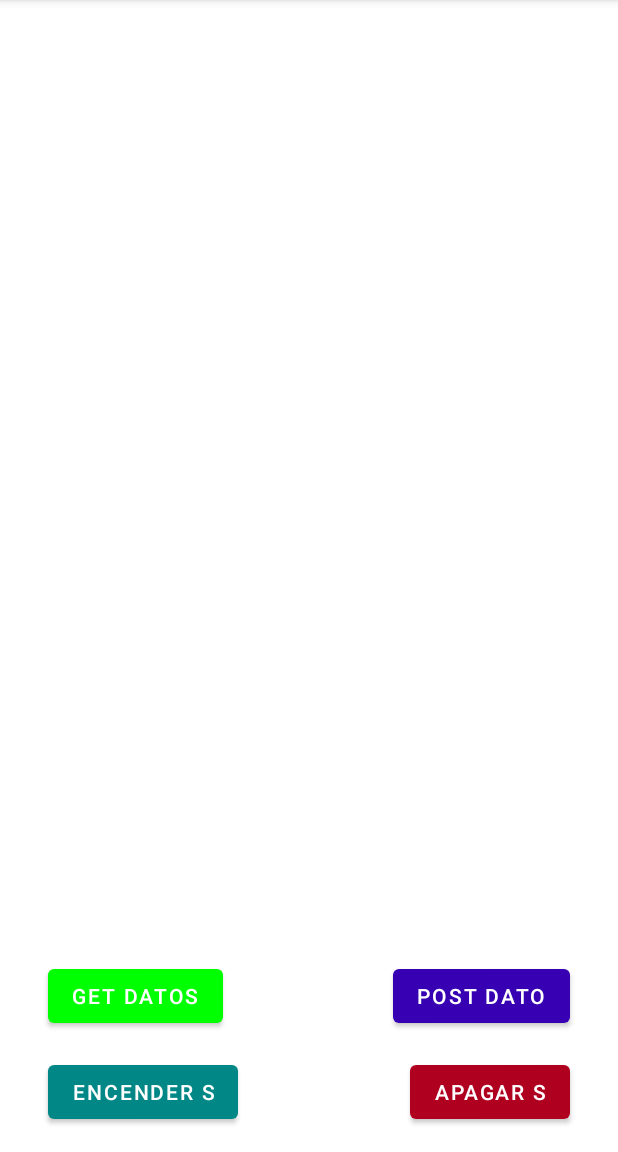
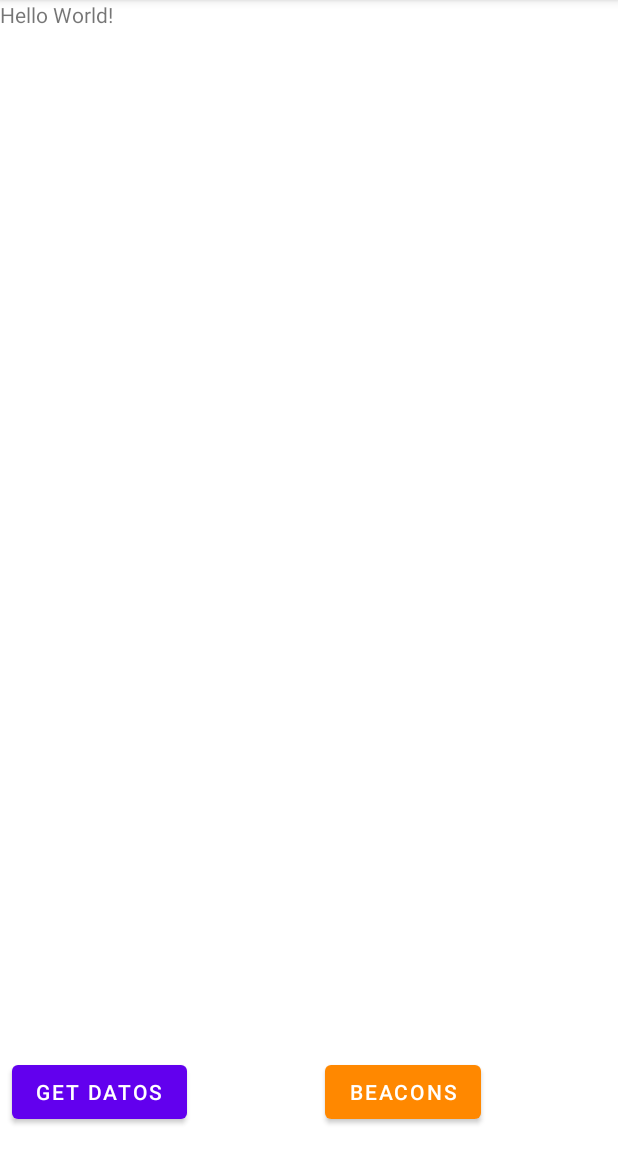
Before and after one commit to Llambies/Android, an Android app: the screen it shows after launch (MainActivity), after a tap on "GET DATOS", on a phone screen of 412 x 824 dp, the part 84-1236 px from its top. Run offline under Robolectric (Android 15) with nearby library versions, the phone set to English and light mode, and no system bars; 1 statement that could not run was skipped.

Commit message:
FuncionalidadBaseDatos

```diff
--- a/src/sHumo/app/build.gradle
+++ b/src/sHumo/app/build.gradle
@@ -30,6 +30,7 @@ android {
 
 dependencies {
 
+    implementation 'com.google.code.gson:gson:2.8.8'
     implementation 'androidx.appcompat:appcompat:1.3.1'
     implementation 'com.google.android.material:material:1.4.0'
     implementation 'androidx.constraintlayout:constraintlayout:2.0.4'
--- a/src/sHumo/app/src/main/java/com/example/admallla/shumo/CheckUrl.java
+++ b/src/sHumo/app/src/main/java/com/example/admallla/shumo/CheckUrl.java
@@ -1,6 +1,5 @@
 package com.example.admallla.shumo;
 
-import android.content.Context;
 import android.os.AsyncTask;
 import android.util.Log;
 
@@ -8,29 +7,41 @@ import java.io.BufferedReader;
 import java.io.IOException;
 import java.io.InputStream;
 import java.io.InputStreamReader;
-import java.io.OutputStream;
 import java.net.HttpURLConnection;
 import java.net.URL;
+/**
+ *
+ * AUTOR: Adrian Maldonado Llambies
+ * FECHA: 17/10/2021
+ * DESCRIPCION: Clase para las respuestas HTTP
+ *
+ */
+public class CheckUrl extends AsyncTask<String, Void, String> {
 
-public class CheckUrl extends AsyncTask<String, Void, String> {
-        Context mContext;
     String directionMode = "driving";
 
-        public CheckUrl(Context mContext) {
-            this.mContext = mContext;
+    public CheckUrl( ) {
+
     }
 
+    /**
+     *
+     * Comprueba en segundo plano la peticion http
+     *
+     * @param strings
+     * @return
+     */
     @Override
-        protected String doInBackground(String... strings ) {
+    protected String doInBackground(String... strings) {
         // For storing data from web service
         String data = "";
         directionMode = strings[1];
         try {
             // Fetching the data from web service
-                if(strings[1].equals("GET")){
+            if (strings[1].equals("GET")) {
                 data = downloadUrl(strings[0]);
                 Log.d("mylog", "Background task data " + data.toString());
-                }else{
+            } else {
                 data = postUrl(strings[0]);
                 Log.d("mylog", "Background task data " + data.toString());
             }
@@ -44,9 +55,17 @@ public class CheckUrl extends AsyncTask<String, Void, String> {
     @Override
     protected void onPostExecute(String s) {
         super.onPostExecute(s);
-            Log.d("URL",s);
+        Log.d("URL", s);
     }
 
+    /**
+     *
+     * Devuelve la lista de Medidas
+     *
+     * @param strUrl Url dde la peticion
+     * @return
+     * @throws IOException
+     */
     private String downloadUrl(String strUrl) throws IOException {
         String data = "";
         InputStream iStream = null;
@@ -78,6 +97,14 @@ public class CheckUrl extends AsyncTask<String, Void, String> {
         return data;
     }
 
+    /**
+     *
+     * Envia la peticion post al servidor
+     *
+     * @param strUrl Url con los datos
+     * @return
+     * @throws IOException
+     */
     private String postUrl(String strUrl) throws IOException {
         String data = "";
 
@@ -86,33 +113,31 @@ public class CheckUrl extends AsyncTask<String, Void, String> {
         HttpURLConnection urlConnection = null;
         try {
             URL url = new URL(strUrl);
-            String jsonInputString = "{\"fecha\": \"Upendra\", \"valor\": \" "+ valor +"\", \"lat\": \"latitud\", \"lon\": \"longitud\"}";
-            // Creating an http connection to communicate with url
-            URL test =new URL(strUrl+jsonInputString) ;
-            urlConnection = (HttpURLConnection) test.openConnection();
-            // Connecting to url
 
+            urlConnection = (HttpURLConnection) url.openConnection();
+
+            //poner las cabeceras
             urlConnection.setRequestMethod("POST");
             urlConnection.setRequestProperty("Accept", "application/json");
             urlConnection.setDoOutput(true);
+            //conexion a la base de datos
             urlConnection.connect();
 
-            try(BufferedReader br = new BufferedReader(
+            // convertir la respuesta en String
+            try (BufferedReader br = new BufferedReader(
                     new InputStreamReader(urlConnection.getInputStream(), "utf-8"))) {
                 StringBuilder response = new StringBuilder();
                 String responseLine = null;
                 while ((responseLine = br.readLine()) != null) {
                     response.append(responseLine.trim());
                 }
-                Log.d("",response.toString());
+                Log.d("", response.toString());
             }
 
         } catch (Exception e) {
             Log.d("mylog", "Exception downloading URL: " + e.toString());
         } finally {
-            //iStream.close();
             urlConnection.disconnect();
-
         }
         return data;
     }
--- /dev/null
+++ b/src/sHumo/app/src/main/java/com/example/admallla/shumo/LogicaFake.java
@@ -0,0 +1,91 @@
+/**
+ *
+ * AUTOR: Adrian Maldonado Llambies
+ * FECHA: 17/10/2021
+ * DESCRIPCION: Clase para la comunicacion con la base de datos
+ *
+ */
+package com.example.admallla.shumo;
+
+import android.util.Log;
+
+import com.google.gson.Gson;
+
+import java.util.ArrayList;
+import java.util.Arrays;
+
+public class LogicaFake {
+
+    private String ip = "192.168.1.134";
+
+    public LogicaFake(){
+
+    }
+
+    /**
+     *  Devuelve una lista con las últimas mediciones
+     *
+     *
+     * @param cuantas Cantidad de medidas a devolver
+     * @return
+     */
+    public ArrayList<Medida> obtenerUltimasMediciones(int cuantas){
+
+        ArrayList<Medida> medidas = new ArrayList<>();
+
+        Thread thread = new Thread(() -> {
+            try {
+                CheckUrl check = new CheckUrl();
+                try {
+                    String s = check.doInBackground("http://" + ip + ":8080/medida/cuantas/" + cuantas, "GET");
+
+                    medidas.clear();
+                    Medida[] m = new Gson().fromJson(s, Medida[].class);
+                    medidas.addAll(Arrays.asList(m));
+
+                    Log.d("", m[0].toString());
+
+                } catch (Exception e) {
+                    Log.d("", e.toString());
+                }
+                //Your code goes here
+            } catch (Exception e) {
+                e.printStackTrace();
+            }
+        });
+
+
+        thread.start();
+        while (thread.getState() != Thread.State.TERMINATED){
+            Log.d("","Esperar");
+        }
+        return medidas;
+    }
+
+    /**
+     *
+     * Inserta la Medida en la base de datos
+     *
+     * @param m Objeto medida a insertar
+     */
+    public void insertarMedida(Medida m) {
+        Thread thread1 = new Thread(() -> {
+            try {
+                CheckUrl check = new CheckUrl();
+                try {
+                    String s = check.doInBackground("http://" + ip + ":8080/medida/" + m.toString(), "POST");
+                    Log.d("", s);
+
+                } catch (Exception e) {
+                    Log.d("", e.toString());
+                }
+                //Your code goes here
+            } catch (Exception e) {
+                e.printStackTrace();
+            }
+        });
+
+        thread1.start();
+    }
+
+}
--- a/src/sHumo/app/src/main/java/com/example/admallla/shumo/MainActivity.java
+++ b/src/sHumo/app/src/main/java/com/example/admallla/shumo/MainActivity.java
@@ -1,122 +1,100 @@
 package com.example.admallla.shumo;
 
-import androidx.appcompat.app.AppCompatActivity;
-
+import android.Manifest;
 import android.content.Context;
 import android.content.Intent;
+import android.content.pm.PackageManager;
+import android.os.Build;
 import android.os.Bundle;
 import android.util.Log;
 import android.view.View;
-import android.widget.Button;
 import android.widget.TextView;
+
+import androidx.annotation.RequiresApi;
+import androidx.appcompat.app.AppCompatActivity;
+import androidx.core.app.ActivityCompat;
+import androidx.core.content.ContextCompat;
+
+import java.util.ArrayList;
 
 public class MainActivity extends AppCompatActivity {
 
 
-    private String ETIQUETA_LOG = "<<<<" ;
+    private final String ETIQUETA_LOG = "MainActivity";
+    Context mContext;
 
-    private Intent elIntentDelServicio = null;
+    LogicaFake logicaFake = new LogicaFake();
+    private static final int CODIGO_PETICION_PERMISOS = 11223344;
 
-    Button b ;
-    TextView t;
+    public TextView t;
+
+    @RequiresApi(api = Build.VERSION_CODES.LOLLIPOP)
     @Override
     protected void onCreate(Bundle savedInstanceState) {
         super.onCreate(savedInstanceState);
+
+        Log.d(ETIQUETA_LOG, " onCreate(): empieza ");
+
         setContentView(R.layout.activity_main);
-        b =findViewById(R.id.button);
-        t =findViewById(R.id.textView);
+
+        t = findViewById(R.id.textView);
+        mContext = this;
+
+
+        Log.d(ETIQUETA_LOG, " inicializarBlueTooth(): voy a perdir permisos (si no los tuviera) !!!!");
+        if (
+                ContextCompat.checkSelfPermission(this.mContext, Manifest.permission.BLUETOOTH) != PackageManager.PERMISSION_GRANTED
+                        || ContextCompat.checkSelfPermission(this.mContext, Manifest.permission.BLUETOOTH_ADMIN) != PackageManager.PERMISSION_GRANTED
+                        || ContextCompat.checkSelfPermission(this.mContext, Manifest.permission.ACCESS_FINE_LOCATION) != PackageManager.PERMISSION_GRANTED
+        ) {
+            ActivityCompat.requestPermissions(
+                    this,
+                    new String[]{Manifest.permission.BLUETOOTH, Manifest.permission.BLUETOOTH_ADMIN, Manifest.permission.ACCESS_FINE_LOCATION},
+                    CODIGO_PETICION_PERMISOS);
+        } else {
+            Log.d(ETIQUETA_LOG, " inicializarBlueTooth(): parece que YA tengo los permisos necesarios !!!!");
+
+        }
+
+        Log.d(ETIQUETA_LOG, " onCreate(): termina ");
     }
 
 
-    public void recibir(View view){
-        b.setBackgroundColor(0xFF00FF00);
-        Context c = this;
-        Thread thread = new Thread(new Runnable() {
-
-            @Override
-            public void run() {
-                try  {
-                    CheckUrl check = new CheckUrl(c);
-                    try {
-                        String s = check.doInBackground("http://192.168.1.134:8080/medida","GET");
-                        Log.d("",s);
-                        t.setText(s);
-
-                    }catch (Exception e){
-                        Log.d("",e.toString());
-                    }
-                    //Your code goes here
-                } catch (Exception e) {
-                    e.printStackTrace();
-                }
-            }
-        });
-
-        thread.start();
-
-
+    public void recibir(View view) {
+        ArrayList<Medida> medidas = logicaFake.obtenerUltimasMediciones(5);
+        t.setText(medidas.get(0).toString());
     }
 
-    public void postear(View view){
-        b.setBackgroundColor(0xFF00FF00);
-        Context c = this;
-        Thread thread = new Thread(new Runnable() {
-
-            @Override
-            public void run() {
-                try  {
-                    CheckUrl check = new CheckUrl(c);
-                    try {
-                        String s = check.doInBackground("http://192.168.1.134:8080/medida/","POST");
-                        Log.d("",s);
-                        t.setText("Posteado " +s);
-
-                    }catch (Exception e){
-                        Log.d("",e.toString());
-                    }
-                    //Your code goes here
-                } catch (Exception e) {
-                    e.printStackTrace();
-                }
-            }
-        });
-
-        thread.start();
+    public void cambiarBeacons(View v) {
+        Intent intent = new Intent(this, BeaconsActivity.class);
+        startActivity(intent);
     }
 
 
-    public void encender(View v){
-        Log.d(ETIQUETA_LOG, " boton arrancar servicio Pulsado" );
+    // --------------------------------------------------------------
+    // --------------------------------------------------------------
+    public void onRequestPermissionsResult(int requestCode, String[] permissions,
+                                           int[] grantResults) {
+        super.onRequestPermissionsResult(requestCode, permissions, grantResults);
 
-        if ( this.elIntentDelServicio != null ) {
-            // ya estaba arrancado
-            Log.d(ETIQUETA_LOG,"ya estaba arrancado");
+        switch (requestCode) {
+            case CODIGO_PETICION_PERMISOS:
+                // If request is cancelled, the result arrays are empty.
+                if (grantResults.length > 0 &&
+                        grantResults[0] == PackageManager.PERMISSION_GRANTED) {
 
-            return;
+                    Log.d(ETIQUETA_LOG, " onRequestPermissionResult(): permisos concedidos  !!!!");
+                    // Permission is granted. Continue the action or workflow
+                    // in your app.
+                } else {
+
+                    Log.d(ETIQUETA_LOG, " onRequestPermissionResult(): Socorro: permisos NO concedidos  !!!!");
+
+                }
+                return;
         }
-
-        Log.d(ETIQUETA_LOG, " MainActivity.constructor : voy a arrancar el servicio");
-
-        this.elIntentDelServicio = new Intent(this, ServicioEscuharBeacons.class);
-
-        this.elIntentDelServicio.putExtra("tiempoDeEspera", (long) 5000);
-        startService( this.elIntentDelServicio );
-    }
-
-    public void apagar(View v){
-        if ( this.elIntentDelServicio == null ) {
-            // no estaba arrancado
-            Log.d(ETIQUETA_LOG,"no estaba arrancado");
-            return;
-        }
-
-        stopService( this.elIntentDelServicio );
-
-        this.elIntentDelServicio = null;
-
-        Log.d(ETIQUETA_LOG, " boton detener servicio Pulsado" );
-
-    }
-
+        // Other 'case' lines to check for other
+        // permissions this app might request.
+    } // ()
 
 }
--- a/src/sHumo/app/src/main/res/layout/activity_main.xml
+++ b/src/sHumo/app/src/main/res/layout/activity_main.xml
@@ -6,71 +6,36 @@
     android:layout_height="match_parent"
     tools:context=".MainActivity">
 
-    <TextView
-        android:id="@+id/textView"
-        android:layout_width="0dp"
-        android:layout_height="wrap_content"
-        android:layout_marginTop="16dp"
-        android:text="Hello World!"
-        app:layout_constraintHorizontal_bias="1.0"
-        app:layout_constraintLeft_toLeftOf="parent"
-        app:layout_constraintRight_toRightOf="parent"
-        app:layout_constraintTop_toTopOf="parent" />
-
     <Button
         android:id="@+id/button"
         android:layout_width="wrap_content"
         android:layout_height="wrap_content"
-        android:layout_marginStart="32dp"
+        android:layout_marginStart="8dp"
         android:layout_marginBottom="16dp"
         android:onClick="recibir"
         android:text="Get Datos"
-        app:layout_constraintBottom_toTopOf="@+id/button4"
+        app:layout_constraintBottom_toBottomOf="parent"
         app:layout_constraintStart_toStartOf="parent" />
 
-    <Button
-        android:id="@+id/button2"
-        android:layout_width="wrap_content"
-        android:layout_height="wrap_content"
-        android:layout_marginEnd="32dp"
+    <TextView
+        android:id="@+id/textView"
+        android:layout_width="match_parent"
+        android:layout_height="0dp"
         android:layout_marginBottom="16dp"
-        android:onClick="postear"
-        android:text="Post Dato"
-        app:backgroundTint="@color/design_default_color_primary_variant"
-        app:layout_constraintBottom_toTopOf="@+id/button3"
-        app:layout_constraintEnd_toEndOf="parent"
-        app:layout_constraintTop_toTopOf="@+id/button" />
+        android:text="Hello World!"
+        app:layout_constraintBottom_toTopOf="@+id/button"
+        app:layout_constraintTop_toTopOf="parent" />
 
     <Button
         android:id="@+id/button3"
         android:layout_width="wrap_content"
         android:layout_height="wrap_content"
-        android:layout_marginEnd="32dp"
-        android:layout_marginBottom="16dp"
-        android:onClick="apagar"
-        android:text="Apagar S"
-        app:backgroundTint="@color/design_default_color_error"
+        android:onClick="cambiarBeacons"
+        android:text="Beacons"
+        app:backgroundTint="@android:color/holo_orange_dark"
         app:layout_constraintBottom_toBottomOf="parent"
-        app:layout_constraintEnd_toEndOf="parent" />
-
-    <Button
-        android:id="@+id/button4"
-        android:layout_width="wrap_content"
-        android:layout_height="wrap_content"
-        android:layout_marginStart="32dp"
-        android:layout_marginBottom="16dp"
-        android:onClick="encender"
-        android:text="Encender S"
-        app:backgroundTint="@color/design_default_color_secondary_variant"
-        app:layout_constraintBottom_toBottomOf="parent"
-        app:layout_constraintStart_toStartOf="parent" />
-
-    <androidx.recyclerview.widget.RecyclerView
-        android:layout_width="0dp"
-        android:layout_height="0dp"
-        app:layout_constraintBottom_toTopOf="@+id/button"
         app:layout_constraintEnd_toEndOf="parent"
-        app:layout_constraintStart_toStartOf="parent"
-        app:layout_constraintTop_toBottomOf="@+id/textView"/>
+        app:layout_constraintStart_toEndOf="@+id/button"
+        app:layout_constraintTop_toBottomOf="@+id/textView" />
 
 </androidx.constraintlayout.widget.ConstraintLayout>
```
Also changed, not shown: src/sHumo/app/src/main/AndroidManifest.xml (+13 -1 lines), src/sHumo/app/src/main/java/com/example/admallla/shumo/Medida.java (added, +45 -0 lines). Lines whose indentation alone changed are shown as unchanged.
